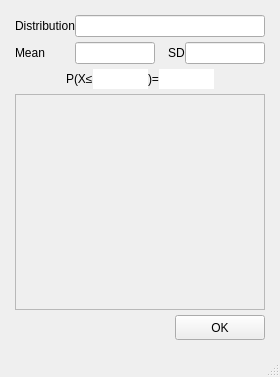
Above: fsetoolsGUI/gui/layout/ui/i0620_probabilistic_distribution.ui from fuyans/fsetoolsGUI before the change. Below: the same form after it.
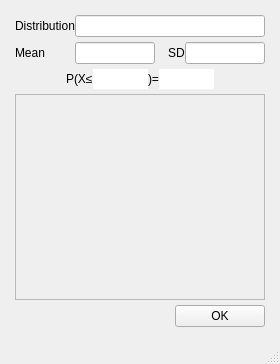
That is the form after the change.

Commit message: General refinements.

```diff
--- a/fsetoolsGUI/gui/layout/ui/i0620_probabilistic_distribution.ui
+++ b/fsetoolsGUI/gui/layout/ui/i0620_probabilistic_distribution.ui
@@ -7,7 +7,7 @@
                 <x>0</x>
                 <y>0</y>
                 <width>280</width>
-                <height>377</height>
+    <height>364</height>
             </rect>
         </property>
         <property name="windowTitle">
@@ -248,13 +248,7 @@
                                 <property name="minimumSize">
                                     <size>
                                         <width>90</width>
-                                        <height>25</height>
-                                    </size>
-                                </property>
-                                <property name="maximumSize">
-                                    <size>
-                                        <width>16777215</width>
-                                        <height>25</height>
+          <height>0</height>
                                     </size>
                                 </property>
                                 <property name="text">
```
Left out of the diff: 2 changed lines with no effect on the pictures. Lines whose indentation alone changed are shown as unchanged. The commit also changes 2 other files.
